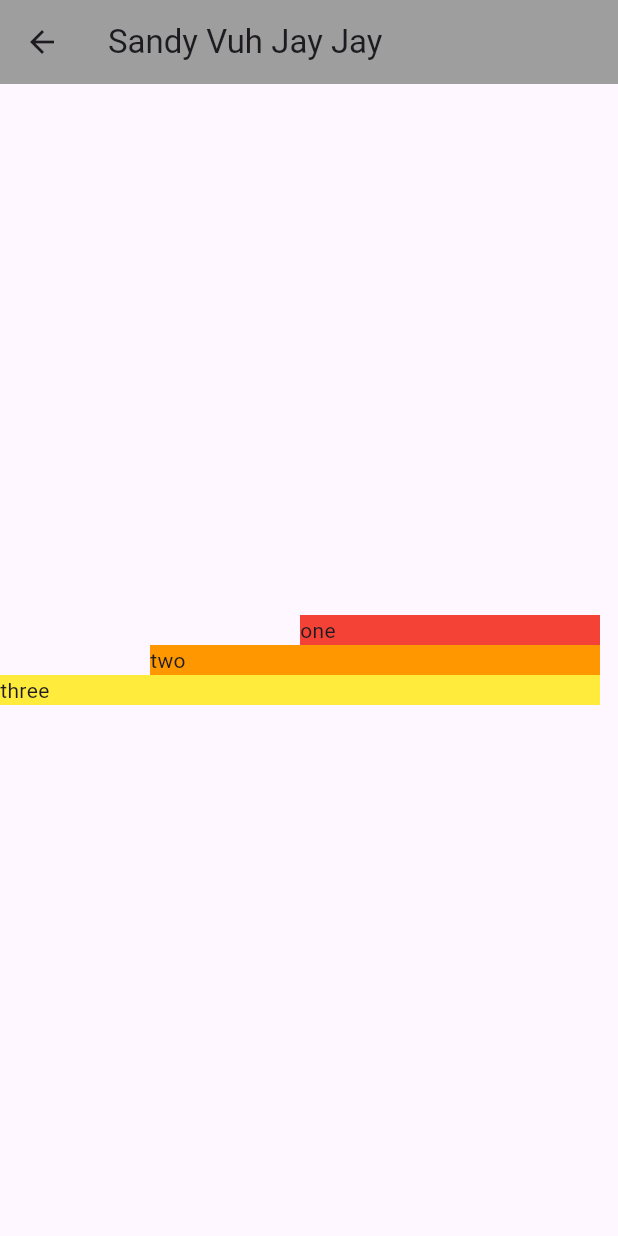
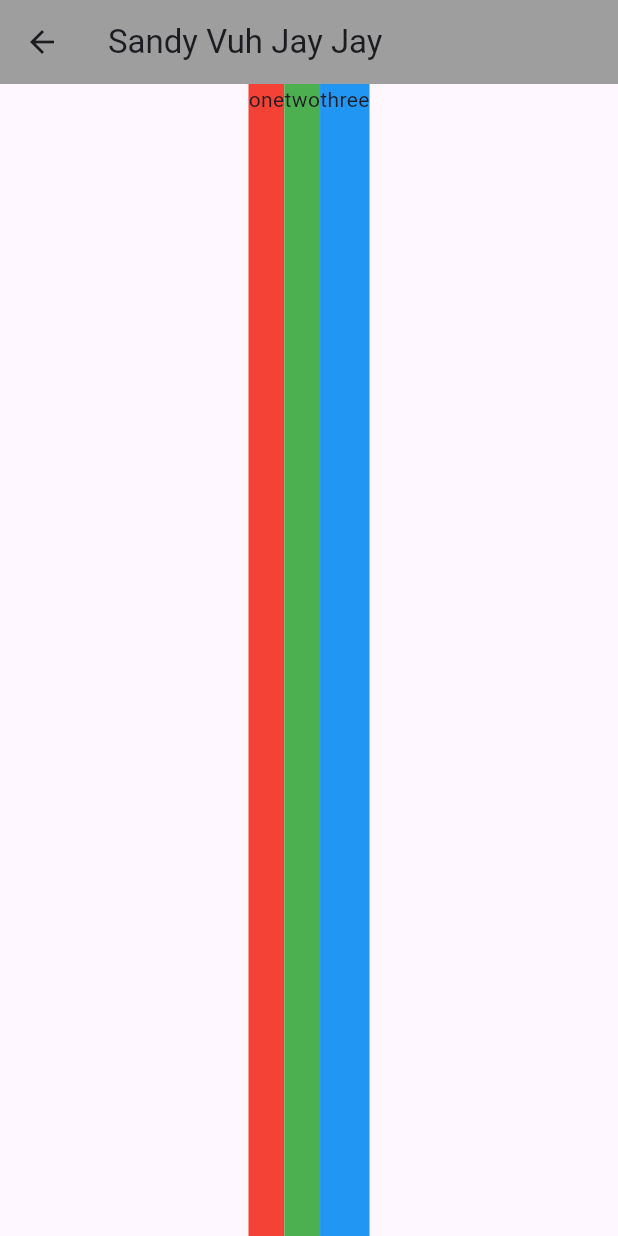
Before and after one commit to eamondevine/flutter_practice, a Flutter app: the Sandbox screen opened directly, on a phone screen of 412 x 824 dp. Run offline on Flutter 3.47's test engine with Material 3 defaults, Android fonts, the phone set to English and light mode, and no system bars.

Commit message:
Finish flutter masterclass by shuanjp net ninja

```diff
--- a/lib/main.dart
+++ b/lib/main.dart
@@ -15,17 +15,13 @@ class Sandbox extends StatelessWidget {
         title: Text('Sandy Vuh Jay Jay'),
         backgroundColor: Colors.grey,
       ),
-      body: Column(
-        crossAxisAlignment: CrossAxisAlignment.end,
+      body: Row(
         mainAxisAlignment: MainAxisAlignment.center,
+        crossAxisAlignment: CrossAxisAlignment.stretch,
         children: [
-          Container(width: 200, color: Colors.red, child: const Text('one')),
-          Container(width: 300, color: Colors.orange, child: const Text('two')),
-          Container(
-            width: 400,
-            color: Colors.yellow,
-            child: const Text('three'),
-          ),
+          Container(height: 100, color: Colors.red, child: Text('one')),
+          Container(height: 200, color: Colors.green, child: Text('two')),
+          Container(height: 300, color: Colors.blue, child: Text('three')),
         ],
       ),
     );
```
Also changed, not shown: lib/coffee_prefs.dart (added, +68 -0 lines), lib/home.dart (+11 -2 lines), lib/shared/styled_body_text.dart (added, +19 -0 lines), lib/shared/styled_button.dart (added, +23 -0 lines), pubspec.yaml (+4 -3 lines), assets/img/coffee_bean.png (added), assets/img/sugar_cube.png (added), 1 other file.
